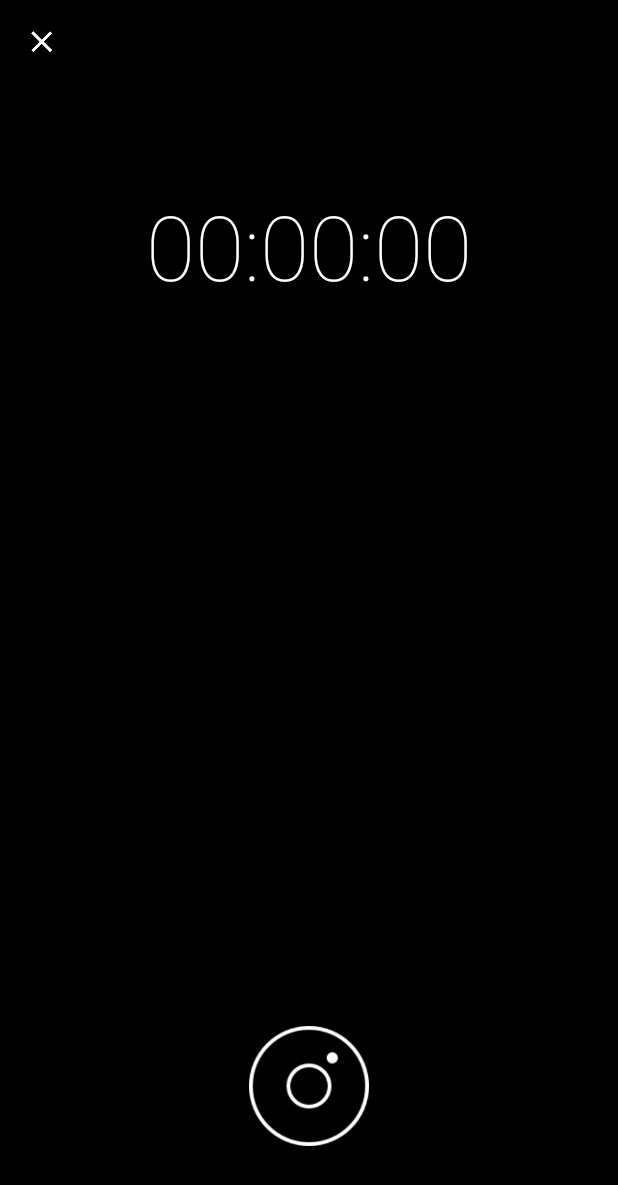
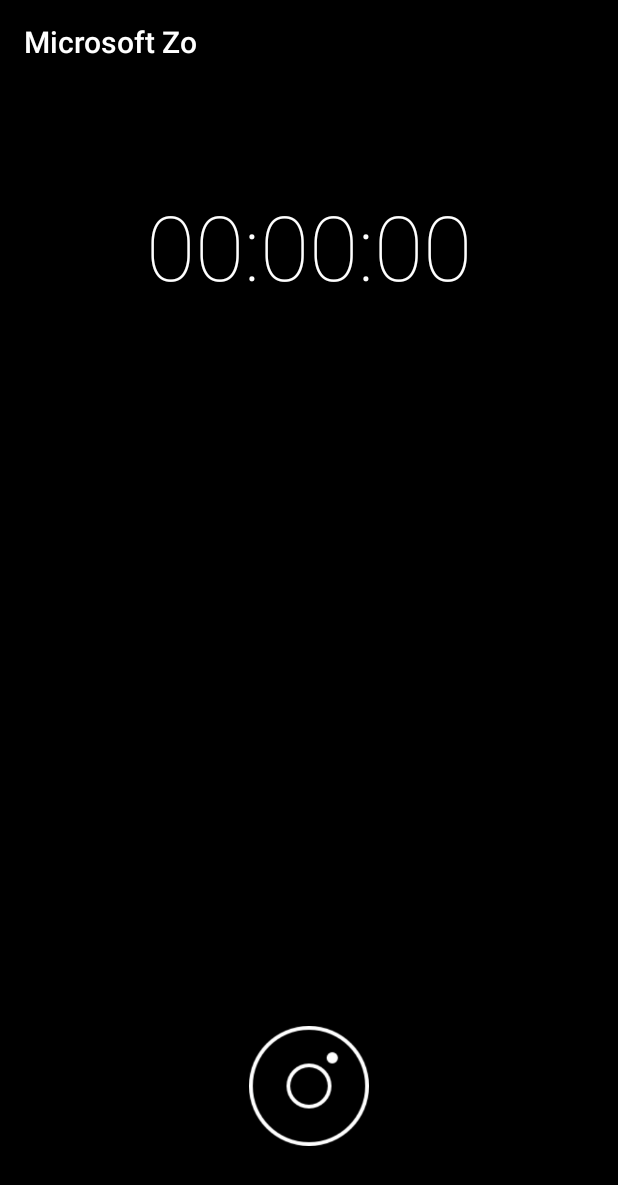
Before and after one commit to minakhan01/ArsZo, an Android app: the AudioRecorderActivity screen opened directly, with no data from a screen before it, on a phone screen of 412 x 824 dp. Shown: the top 1185 px of the screen. Run offline under Robolectric (Android 15) with nearby library versions, the phone set to English and light mode, and no system bars; libraries missing offline, so code that uses them is left out: com.cleveroad.audiovisualization; network calls fail; 3 statements that could not run were skipped.

Commit message:
flow fixed

```diff
--- a/app/src/main/java/cafe/adriel/androidaudiorecorder/example/MainActivity.java
+++ b/app/src/main/java/cafe/adriel/androidaudiorecorder/example/MainActivity.java
@@ -67,7 +67,7 @@ public class MainActivity extends AppCompatActivity {
         Util.requestPermission(this, Manifest.permission.WRITE_EXTERNAL_STORAGE);
         queue = Volley.newRequestQueue(this);
 
-        NetworkUtil.INSTANCE().SendTextQueryToServer(initialText);
+        NetworkUtil.INSTANCE().SendFirstTextQueryToServer(initialText);
 
     }
 
--- a/lib/src/main/java/cafe/adriel/androidaudiorecorder/AudioRecorderActivity.java
+++ b/lib/src/main/java/cafe/adriel/androidaudiorecorder/AudioRecorderActivity.java
@@ -87,14 +87,14 @@ public class AudioRecorderActivity extends AppCompatActivity
         }
 
         if (getSupportActionBar() != null) {
-            getSupportActionBar().setHomeButtonEnabled(true);
-            getSupportActionBar().setDisplayHomeAsUpEnabled(true);
-            getSupportActionBar().setDisplayShowTitleEnabled(false);
-            getSupportActionBar().setElevation(0);
+//            getSupportActionBar().setHomeButtonEnabled(false);
+//            getSupportActionBar().setDisplayHomeAsUpEnabled(true);
+//            getSupportActionBar().setDisplayShowTitleEnabled(false);
+//            getSupportActionBar().setElevation(0);
             getSupportActionBar().setBackgroundDrawable(
                     new ColorDrawable(Util.getDarkerColor(color)));
-            getSupportActionBar().setHomeAsUpIndicator(
-                    ContextCompat.getDrawable(this, R.drawable.aar_ic_clear));
+//            getSupportActionBar().setHomeAsUpIndicator(
+//                    ContextCompat.getDrawable(this, R.drawable.aar_ic_clear));
         }
 
         visualizerView = new GLAudioVisualizationView.Builder(this)
@@ -180,7 +180,7 @@ public class AudioRecorderActivity extends AppCompatActivity
     public boolean onCreateOptionsMenu(Menu menu) {
         getMenuInflater().inflate(R.menu.aar_audio_recorder, menu);
         saveMenuItem = menu.findItem(R.id.action_save);
-        saveMenuItem.setIcon(ContextCompat.getDrawable(this, R.drawable.aar_ic_check));
+//        saveMenuItem.setIcon(ContextCompat.getDrawable(this, R.drawable.aar_ic_check));
         return super.onCreateOptionsMenu(menu);
     }
 
@@ -209,6 +209,15 @@ public class AudioRecorderActivity extends AppCompatActivity
     private void selectAudio() {
         stopRecording();
         setResult(RESULT_OK);
+        finish();
+    }
+
+    public void sendAudio(View v) {
+        stopRecording();
+        selectAudio();
+    }
+
+    public void cancel(View v) {
         finish();
     }
 
--- a/lib/src/main/res/layout/aar_activity_audio_recorder.xml
+++ b/lib/src/main/res/layout/aar_activity_audio_recorder.xml
@@ -51,8 +51,8 @@
             android:layout_marginTop="50dp"
             android:padding="10dp"
             android:scaleType="fitCenter"
-            android:src="@drawable/aar_ic_restart"
-            android:onClick="restartRecording"
+            android:src="@drawable/aar_ic_clear"
+            android:onClick="cancel"
             android:visibility="invisible"
             style="@style/Widget.AppCompat.Button.Borderless"/>
 
@@ -79,8 +79,8 @@
             android:layout_marginTop="50dp"
             android:padding="10dp"
             android:scaleType="fitCenter"
-            android:src="@drawable/aar_ic_play"
-            android:onClick="togglePlaying"
+            android:src="@drawable/aar_ic_check"
+            android:onClick="sendAudio"
             style="@style/Widget.AppCompat.Button.Borderless"/>
 
     </RelativeLayout>
--- a/lib/src/main/res/menu/aar_audio_recorder.xml
+++ b/lib/src/main/res/menu/aar_audio_recorder.xml
@@ -4,7 +4,7 @@
 
     <item
         android:id="@+id/action_save"
-        android:title="@string/aar_save"
+        android:title=""
         android:visible="false"
         app:showAsAction="always"/>
 
```
Also changed, not shown: app/src/main/java/cafe/adriel/androidaudiorecorder/example/NetworkUtil.java (+63 -2 lines), app/src/main/java/cafe/adriel/androidaudiorecorder/example/WelcomeActivity.java (+38 -0 lines), 11 other files.
